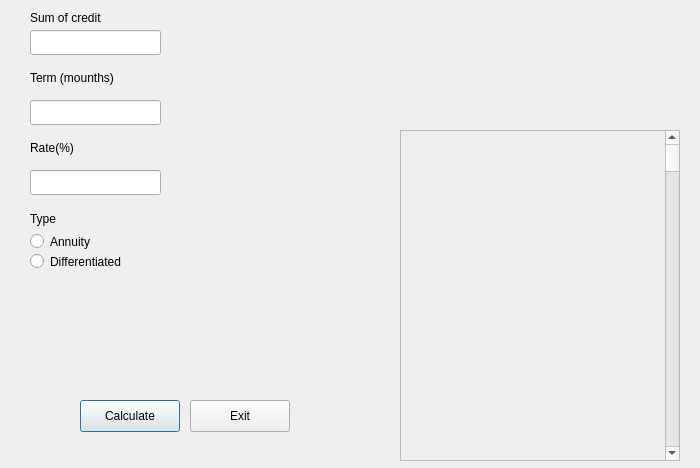
First picture: the form in src/SmartCalc/credit.ui, repository 1self-destruction/smartCalc1, before the edit.
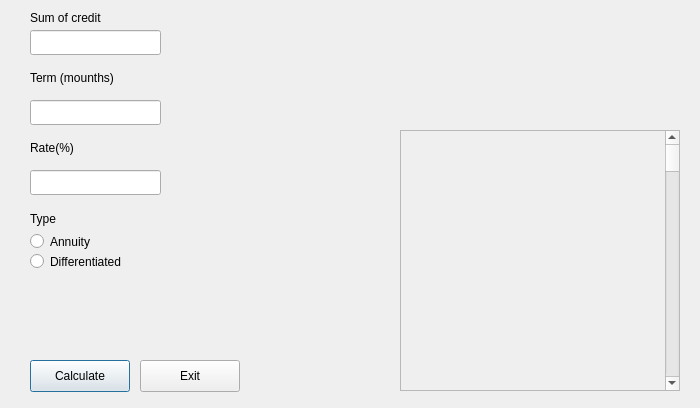
Second picture: the form after the edit.

Diff of the .ui file:
```diff
--- a/src/SmartCalc/credit.ui
+++ b/src/SmartCalc/credit.ui
@@ -7,7 +7,7 @@
     <x>0</x>
     <y>0</y>
     <width>700</width>
-    <height>468</height>
+    <height>408</height>
    </rect>
   </property>
   <property name="windowTitle">
@@ -55,8 +55,8 @@
   <widget class="QPushButton" name="pushButton_calculate">
    <property name="geometry">
     <rect>
-     <x>80</x>
-     <y>400</y>
+     <x>30</x>
+     <y>360</y>
      <width>100</width>
      <height>32</height>
     </rect>
@@ -68,8 +68,8 @@
   <widget class="QPushButton" name="pushButton_exit">
    <property name="geometry">
     <rect>
-     <x>190</x>
-     <y>400</y>
+     <x>140</x>
+     <y>360</y>
      <width>100</width>
      <height>32</height>
     </rect>
@@ -153,7 +153,7 @@
      <x>400</x>
      <y>130</y>
      <width>280</width>
-     <height>331</height>
+     <height>261</height>
     </rect>
    </property>
    <property name="styleSheet">
```
